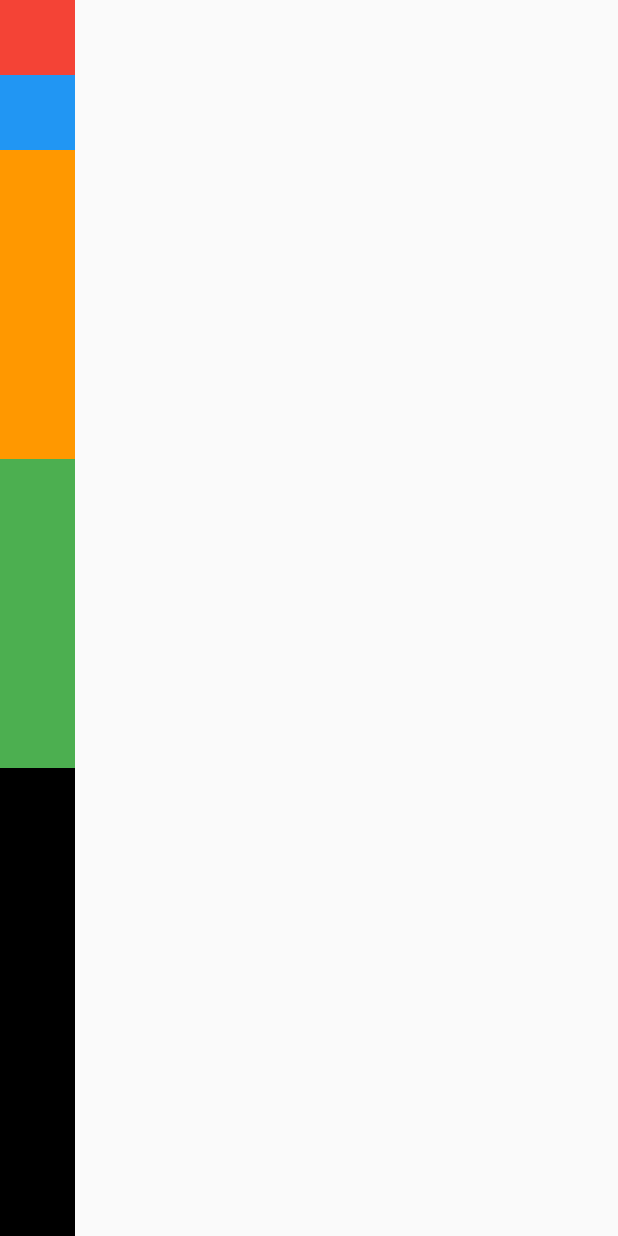
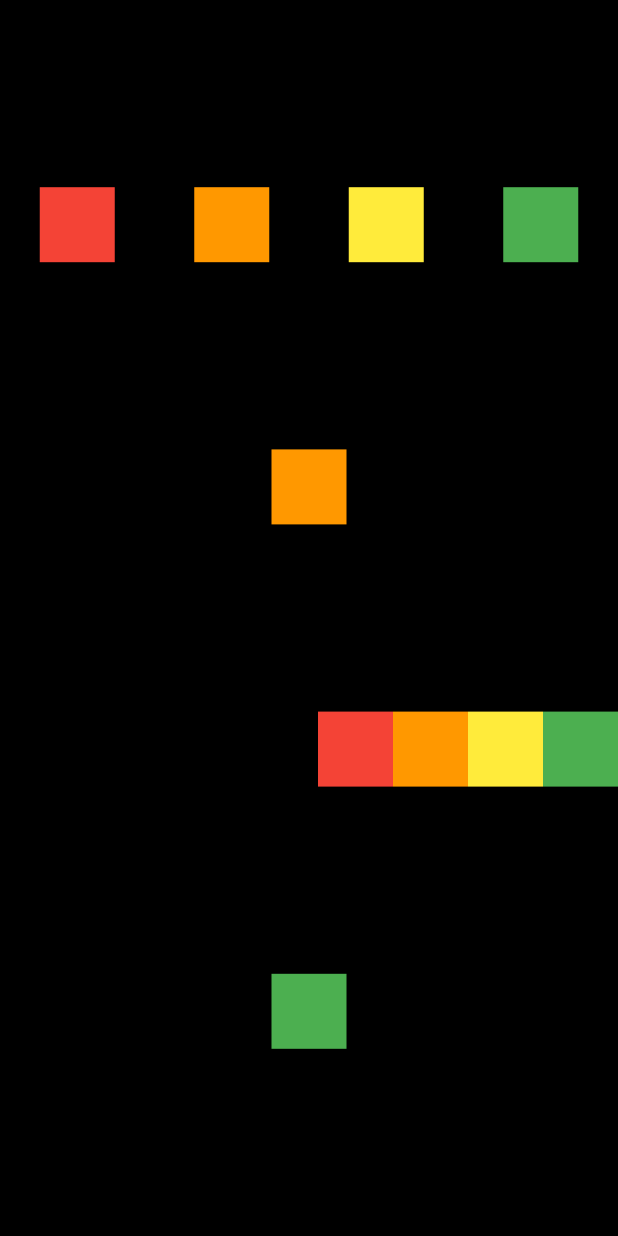
Before and after one commit to Jeffrey-Oh/flutter-row-and-column, a Flutter app: the screen it shows after launch, on a phone screen of 412 x 824 dp. Run offline on Flutter 3.47's test engine with Material 2 defaults, Android fonts, the phone set to English and light mode, and no system bars.

Commit message:
row and column 실습

```diff
--- a/lib/screen/home/home_screen.dart
+++ b/lib/screen/home/home_screen.dart
@@ -9,6 +9,7 @@ class HomeScreen extends StatelessWidget {
       body: SafeArea(
         child: Container(
           color: Colors.black,
+          height: MediaQuery.of(context).size.height,
           child: Column(
             // MainAxisAlignment - 주축 정렬
             // start - 시작
@@ -18,7 +19,7 @@ class HomeScreen extends StatelessWidget {
             // spaceBetween - 위젯과 위젯의 사이가 동일하게 배치된다
             // spaceEvenly - 위젯을 같은 간격으로 배치하지만 끝과 끝에도
             //               위젯이 아닌 빈 간격으로 시작한다
-            mainAxisAlignment: MainAxisAlignment.start,
+            mainAxisAlignment: MainAxisAlignment.spaceEvenly,
             // CrossAxisAlignment - 반대축 정렬
             // start - 시작
             // end - 끝
@@ -31,33 +32,75 @@ class HomeScreen extends StatelessWidget {
             mainAxisSize: MainAxisSize.max,
             children: [
               // Expanded / Flexible - Column과 Row의 children 안에서만 사용가능하다
-              Flexible(
-                child: Container(
+              Row(
+                mainAxisAlignment: MainAxisAlignment.spaceAround,
+                children: [
+                  Container(
                     color: Colors.red,
-                  width: 50.0,
-                  height: 50.0,
+                    width: 50,
+                    height: 50,
                   ),
+                  Container(
+                    color: Colors.orange,
+                    width: 50,
+                    height: 50,
                   ),
-              Flexible(
-                child: Container(
-                  color: Colors.blue,
-                  width: 50.0,
-                  height: 50.0,
+                  Container(
+                    color: Colors.yellow,
+                    width: 50,
+                    height: 50,
                   ),
+                  Container(
+                    color: Colors.green,
+                    width: 50,
+                    height: 50,
                   ),
-              Expanded(
-                child: Container(
+                ],
+              ),
+              Row(
+                mainAxisAlignment: MainAxisAlignment.center,
+                children: [
+                  Container(
                     color: Colors.orange,
-                  width: 50.0,
-                  height: 50.0,
+                    width: 50,
+                    height: 50,
                   ),
+                ],
               ),
-              Expanded(
-                child: Container(
+              Row(
+                mainAxisAlignment: MainAxisAlignment.end,
+                children: [
+                  Container(
+                    color: Colors.red,
+                    width: 50,
+                    height: 50,
+                  ),
+                  Container(
+                    color: Colors.orange,
+                    width: 50,
+                    height: 50,
+                  ),
+                  Container(
+                    color: Colors.yellow,
+                    width: 50,
+                    height: 50,
+                  ),
+                  Container(
                     color: Colors.green,
-                  width: 50.0,
-                  height: 50.0,
+                    width: 50,
+                    height: 50,
                   ),
+                ],
+              ),
+              Row(
+                mainAxisAlignment: MainAxisAlignment.center,
+                children: [
+                  Container(
+                    color: Colors.green,
+                    width: 50,
+                    height: 50,
+                  ),
+                ],
               ),
             ],
           ),
```
Also changed, not shown: 1 other file. Lines whose indentation alone changed are shown as unchanged.
